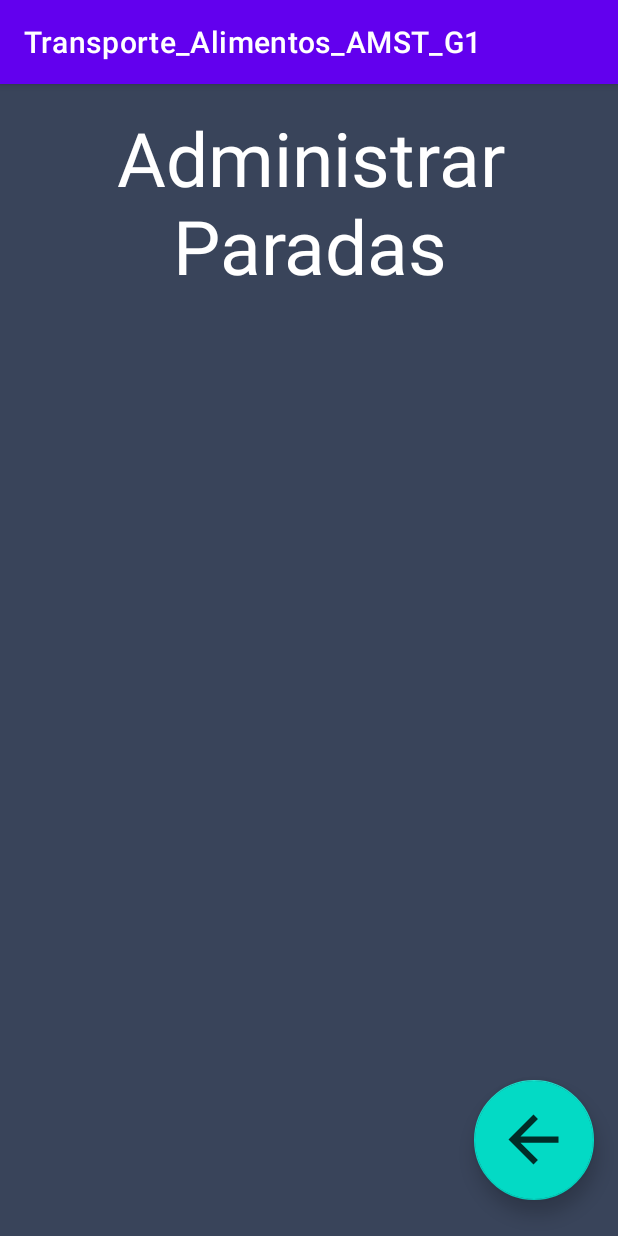
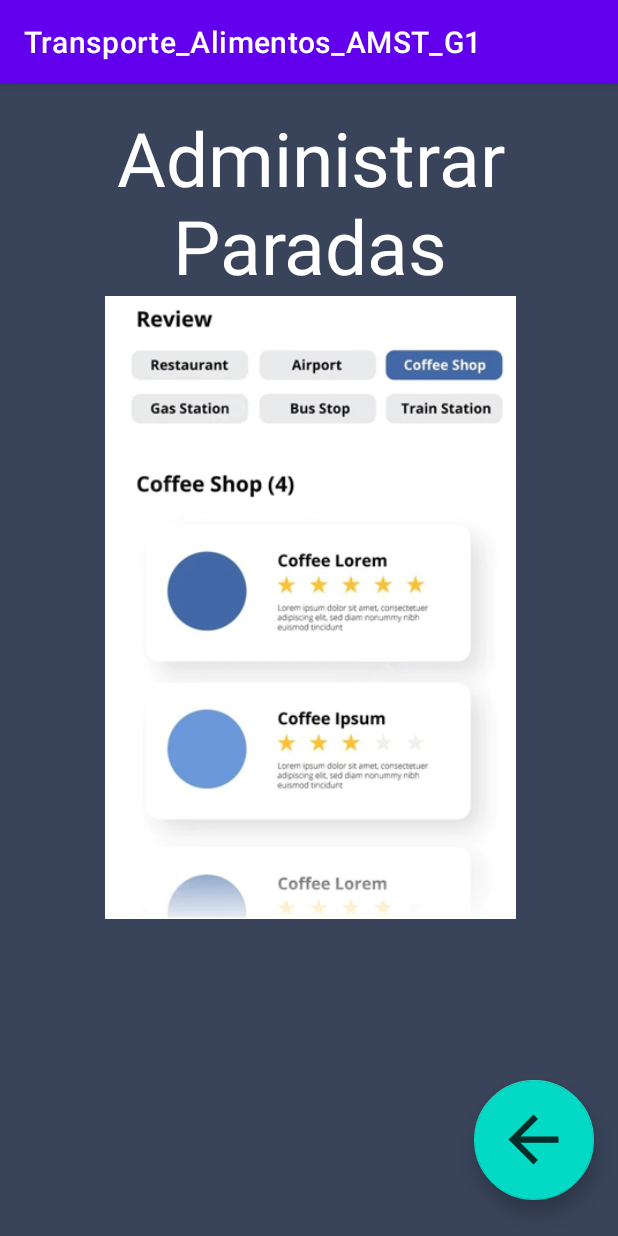
Before and after one commit to amst-fiec/1T2022-Grupo-1, an Android app: the AdministrarParadas screen opened directly, with no data from a screen before it, on a phone screen of 412 x 824 dp. Run offline under Robolectric (Android 15) with nearby library versions, the light colour scheme and no system bars; Roboto replaces fonts that are not available here.

Commit message:
Se agregaron modelos de la forma de ciertas actividades

```diff
--- a/app/src/main/res/layout/activity_administrar_paradas.xml
+++ b/app/src/main/res/layout/activity_administrar_paradas.xml
@@ -28,6 +28,12 @@
             android:text="Administrar Paradas"
             android:textColor="#FFFFFF"
             android:textSize="50sp" />
+
+        <ImageView
+            android:id="@+id/imageView3"
+            android:layout_width="match_parent"
+            android:layout_height="415dp"
+            app:srcCompat="@drawable/administracion" />
     </LinearLayout>
 
     <com.google.android.material.floatingactionbutton.FloatingActionButton
--- a/app/src/main/res/layout/activity_historial_entregas.xml
+++ b/app/src/main/res/layout/activity_historial_entregas.xml
@@ -28,6 +28,12 @@
             android:text="Historial de Entregas"
             android:textColor="#FFFFFF"
             android:textSize="50sp" />
+
+        <ImageView
+            android:id="@+id/imageView5"
+            android:layout_width="match_parent"
+            android:layout_height="wrap_content"
+            app:srcCompat="@drawable/prueba" />
     </LinearLayout>
 
     <com.google.android.material.floatingactionbutton.FloatingActionButton
```
Also changed, not shown: app/src/main/res/drawable-hdpi/administracion.png (added), app/src/main/res/drawable-hdpi/bus.png (added), app/src/main/res/drawable-hdpi/prueba.png (added).
